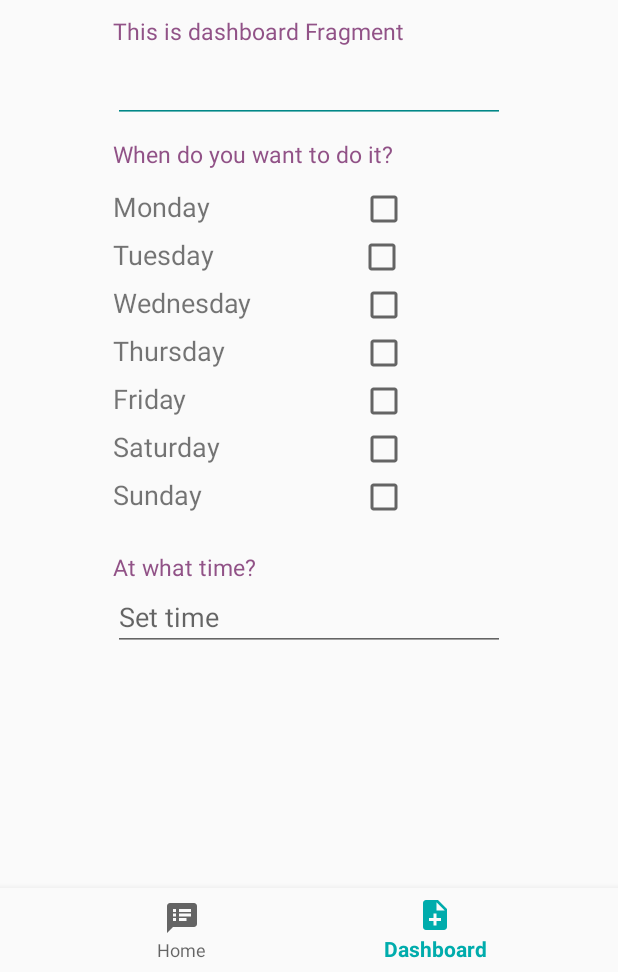
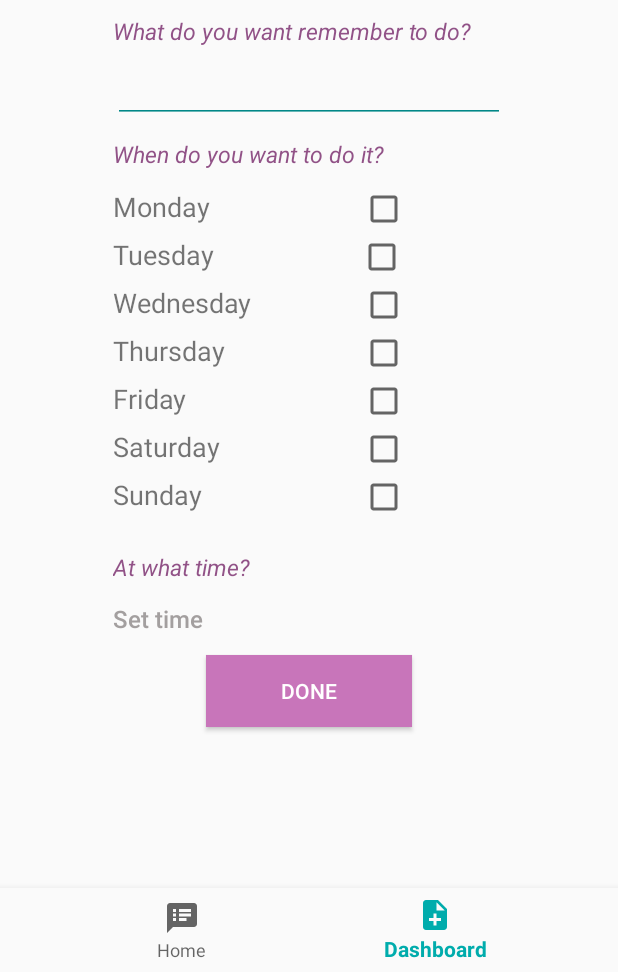
Before and after one commit to Zetallay/Digimind, an Android app: the screen it shows after launch (MainActivity), item 2 of the bottom bar chosen, on a phone screen of 412 x 824 dp, the part 264-1236 px from its top. Run offline under Robolectric (Android 15) with nearby library versions, the phone set to English and light mode, and no system bars; our stand-ins replace navigation-ui.

Commit message:
Ahora si ya bien: Digimind 2

```diff
--- a/Digimind/app/src/main/java/acosta/roberto/digimind/ui/Cuadro.kt
+++ b/Digimind/app/src/main/java/acosta/roberto/digimind/ui/Cuadro.kt
@@ -1,3 +1,3 @@
 package acosta.roberto.digimind.ui
 
-data class Cuadro (var practice:String, var dia:String, var hora:String)
+data class Cuadro(var title:String, var days: ArrayList<String>, var time:String)
--- a/Digimind/app/src/main/java/acosta/roberto/digimind/ui/home/HomeFragment.kt
+++ b/Digimind/app/src/main/java/acosta/roberto/digimind/ui/home/HomeFragment.kt
@@ -4,108 +4,86 @@ import android.os.Bundle
 import android.view.LayoutInflater
 import android.view.View
 import android.view.ViewGroup
-import android.widget.TextView
 import androidx.fragment.app.Fragment
-import androidx.lifecycle.Observer
 import androidx.lifecycle.ViewModelProviders
 import acosta.roberto.digimind.R
 import acosta.roberto.digimind.ui.Cuadro
 import android.content.Context
 import android.widget.BaseAdapter
-import androidx.appcompat.app.AppCompatActivity
 import kotlinx.android.synthetic.main.celda.view.*
-import kotlinx.android.synthetic.main.fragment_home.*
+import kotlinx.android.synthetic.main.fragment_home.view.*
+
 
 class HomeFragment : Fragment() {
+    private var adaptador: AdaptadorTareas? = null
 
 
+    companion object{
+        var tasks = ArrayList<Cuadro>()
+        var first = true
+    }
     private lateinit var homeViewModel: HomeViewModel
 
-    override fun onCreateView (
+    override fun onCreateView (inflater: LayoutInflater, container: ViewGroup?, savedInstanceState: Bundle?): View? {
+        homeViewModel = ViewModelProviders.of(this).get(HomeViewModel::class.java)
+        val root = inflater.inflate(R.layout.fragment_home, container, false)
 
 
-        inflater: LayoutInflater,
-        container: ViewGroup?,
-        savedInstanceState: Bundle?
-
-    ): View? {
-        super.onCreate(savedInstanceState)
+        if(first){
+            fillTasks()
+            first = false
+        }
 
 
-
-
-
-        homeViewModel =
-            ViewModelProviders.of(this).get(HomeViewModel::class.java)
-        val root = inflater.inflate(R.layout.fragment_home, container, false)
-        val textView: TextView = root.findViewById(R.id.text_home)
-        homeViewModel.text.observe(this, Observer {
-            textView.text = it
-        })
-
+        adaptador = AdaptadorTareas(root.context, tasks)
+        root.horarios.adapter = adaptador
 
         return root
     }
-}
-    class HomeFragment2 : AppCompatActivity(){
-        var adapter:CuadroAdapter? = null
-        var cuadros = ArrayList<Cuadro>()
 
-
-        override fun onCreate(savedInstanceState: Bundle?) {
-            super.onCreate(savedInstanceState)
-            setContentView(R.layout.fragment_home)
-            adapter = CuadroAdapter(this,cuadros)
-            cargarCuadros()
-            horarios.adapter = adapter
+    fun fillTasks(){
+        tasks.add(Cuadro("Practice 1", arrayListOf("Tuesday"),"17:00"))
+        tasks.add(Cuadro("Practice 2",arrayListOf("Monday","Sunday"),"17:00"))
+        tasks.add(Cuadro("Practice 3",arrayListOf("Wednesday"),"17:00"))
+        tasks.add(Cuadro("Practice 4",arrayListOf("Saturday"),"17:00"))
+        tasks.add(Cuadro("Practice 5",arrayListOf("Friday"),"17:00"))
+        tasks.add(Cuadro("Practice 6",arrayListOf("Thursday"),"17:00"))
+        tasks.add(Cuadro("Practice 7",arrayListOf("Monday"),"17:00"))
     }
 
-        fun cargarCuadros(){
-            cuadros.add(Cuadro("Practice","Everyday","17:00"))
-            cuadros.add(Cuadro("Practice","Everyday","17:00"))
-            cuadros.add(Cuadro("Practice","Everyday","17:00"))
-            cuadros.add(Cuadro("Practice","Everyday","17:00"))
-            cuadros.add(Cuadro("Practice","Everyday","17:00"))
-            cuadros.add(Cuadro("Practice","Everyday","17:00"))
-            cuadros.add(Cuadro("Practice","Everyday","17:00"))
-            cuadros.add(Cuadro("Practice","Everyday","17:00"))
-            cuadros.add(Cuadro("Practice","Everyday","17:00"))
+    class AdaptadorTareas: BaseAdapter {
+        var context: Context? =null
+        var tasks = ArrayList<Cuadro>()
+
+        constructor(context: Context, tasks: ArrayList<Cuadro>){
+            this.context = context
+            this.tasks = tasks
         }
 
+        override fun getView(p0: Int, p1: View?, p2: ViewGroup?): View {
+            var cuadro = tasks[p0]
+            var inflator = LayoutInflater.from(context)
+            var vista = inflator.inflate(R.layout.celda, null)
 
-        class CuadroAdapter: BaseAdapter {
-            var context: Context? =null
-            var cuadros = ArrayList<Cuadro>()
-
-            constructor(context: Context, cuadros: ArrayList<Cuadro>){
-                this.context = context
-                this.cuadros = cuadros
-            }
-
-            override fun getView(position: Int, convertView: View?, parent: ViewGroup?): View {
-                var cuadro = cuadros[position]
-                var inflator = context!!.getSystemService(Context.LAYOUT_INFLATER_SERVICE) as LayoutInflater
-                var vista = inflator.inflate(R.layout.celda, null)
-                vista.practice.setText(cuadro.practice)
-                vista.day.setText(cuadro.dia)
-                vista.time.setText(cuadro.hora)
+            vista.title.setText(cuadro.title)
+            vista.tv_time.setText(cuadro.time)
+            vista.tv_days.setText(cuadro.days.toString())
 
             return vista
 
         }
 
-            override fun getItem(position: Int): Any {
-                return 1
+        override fun getItem(p0: Int): Any {
+            return tasks[p0]
         }
 
-            override fun getItemId(position: Int): Long {
+        override fun getItemId(p0: Int): Long {
             return 1
         }
 
         override fun getCount(): Int {
-                return cuadros.size
+            return tasks.size
         }
 
     }
-
     }
--- a/Digimind/app/src/main/res/drawable/forma.xml
+++ b/Digimind/app/src/main/res/drawable/forma.xml
@@ -3,7 +3,7 @@
     <item>
         <shape android:shape="rectangle">
             <solid android:color="@color/celdas"></solid>
-            <corners android:radius="25dp"></corners>
+            <corners android:radius="20dp"></corners>
         </shape>
 
 
--- a/Digimind/app/src/main/res/layout/fragment_dashboard.xml
+++ b/Digimind/app/src/main/res/layout/fragment_dashboard.xml
@@ -2,9 +2,20 @@
 <LinearLayout xmlns:android="http://schemas.android.com/apk/res/android"
     xmlns:app="http://schemas.android.com/apk/res-auto"
     android:layout_width="match_parent"
+    xmlns:tools="http://schemas.android.com/tools"
     android:orientation="vertical"
     android:layout_height="wrap_content"
-    android:layout_marginHorizontal="75dp">
+    android:layout_marginHorizontal="75dp"
+    tools:context=".ui.home.HomeFragment">
+
+    <ScrollView
+        android:layout_width="match_parent"
+        android:layout_height="match_parent">
+
+        <LinearLayout
+            android:layout_width="match_parent"
+            android:orientation="vertical"
+            android:layout_height="match_parent">
 
     <ImageView
         android:src="@drawable/logobrain"
@@ -13,6 +24,7 @@
     </ImageView>
 
     <TextView
+        android:textStyle="italic"
         android:id="@+id/text_dash"
         android:layout_marginTop="10dp"
         android:textSize="15dp"
@@ -22,12 +34,14 @@
         android:textColor="@color/preguntas"
         ></TextView>
     <EditText
+        android:id="@+id/et_task"
         android:backgroundTint="@color/colorPrimaryDark"
         android:layout_marginTop="5dp"
         android:layout_width="match_parent"
         android:layout_height="wrap_content"></EditText>
 
     <TextView
+        android:textStyle="italic"
         android:textSize="15dp"
         android:layout_marginTop="10dp"
         android:textColor="@color/preguntas"
@@ -46,6 +60,7 @@
             android:layout_width="wrap_content"
             android:layout_height="wrap_content"></TextView>
         <CheckBox
+            android:id="@+id/checkMonday"
             android:layout_marginStart="100dp"
             android:layout_width="match_parent"
             android:layout_height="wrap_content"></CheckBox>
@@ -60,6 +75,7 @@
             android:layout_width="wrap_content"
             android:layout_height="wrap_content"></TextView>
         <CheckBox
+            android:id="@+id/checkTuesday"
             android:layout_marginStart="96dp"
             android:layout_width="match_parent"
             android:layout_height="wrap_content"></CheckBox>
@@ -74,6 +90,7 @@
             android:layout_width="wrap_content"
             android:layout_height="wrap_content"></TextView>
         <CheckBox
+            android:id="@+id/checkWednesday"
             android:layout_marginStart="72dp"
             android:layout_width="match_parent"
             android:layout_height="wrap_content"></CheckBox>
@@ -88,6 +105,7 @@
             android:layout_width="wrap_content"
             android:layout_height="wrap_content"></TextView>
         <CheckBox
+            android:id="@+id/checkThusday"
             android:layout_marginStart="90dp"
             android:layout_width="match_parent"
             android:layout_height="wrap_content"></CheckBox>
@@ -102,6 +120,7 @@
             android:layout_width="wrap_content"
             android:layout_height="wrap_content"></TextView>
         <CheckBox
+            android:id="@+id/checkFriday"
             android:layout_marginStart="115dp"
             android:layout_width="match_parent"
             android:layout_height="wrap_content"></CheckBox>
@@ -116,6 +135,7 @@
             android:layout_width="wrap_content"
             android:layout_height="wrap_content"></TextView>
         <CheckBox
+            android:id="@+id/checkSaturday"
             android:layout_marginStart="93dp"
             android:layout_width="match_parent"
             android:layout_height="wrap_content"></CheckBox>
@@ -130,12 +150,14 @@
             android:layout_width="wrap_content"
             android:layout_height="wrap_content"></TextView>
         <CheckBox
+            android:id="@+id/checkSunday"
             android:layout_marginStart="105dp"
             android:layout_width="match_parent"
             android:layout_height="wrap_content"></CheckBox>
     </LinearLayout>
 
     <TextView
+        android:textStyle="italic"
         android:layout_marginTop="20dp"
         android:text="@string/what_time"
         android:textColor="@color/preguntas"
@@ -144,14 +166,35 @@
         android:layout_height="wrap_content">
 
     </TextView>
-    <EditText
-        android:layout_width="match_parent"
+    <Button
+        android:id="@+id/btn_time"
+        android:layout_width="wrap_content"
         android:layout_height="wrap_content"
-        android:hint="Set time"
-        ></EditText>
+        android:text="Set time"
+        android:textAllCaps="false"
+        android:textSize="16sp"
+        android:textColor="@color/gray"
+        android:background="?android:attr/selectableItemBackground"
+        android:textAlignment="textStart"/>
 
+    <Button
+        android:id="@+id/btn_save"
+        android:layout_width="wrap_content"
+        android:layout_height="wrap_content"
+        android:background="@color/colorAccent"
+        android:paddingHorizontal="50dp"
+        android:layout_gravity="center"
+        android:textColor="@color/blanco"
+        android:text="DONE"
+        />
+            <TextView
+                android:layout_width="wrap_content"
+                android:layout_height="wrap_content"
+                android:paddingTop="30dp">
+            </TextView>
+        </LinearLayout>
 
-
+    </ScrollView>
 
 
 
--- a/Digimind/app/src/main/res/values/colors.xml
+++ b/Digimind/app/src/main/res/values/colors.xml
@@ -7,4 +7,5 @@
     <color name="celdas">#9CE1E1</color>
     <color name="preguntas">#915287</color>
     <color name="textoGrid">#00579A</color>
+    <color name="blanco">#FFFFFF</color>
 </resources>
```
Also changed, not shown: Digimind/app/src/main/java/acosta/roberto/digimind/ui/dashboard/DashboardFragment.kt (+55 -3 lines), Digimind/app/src/main/res/layout/celda.xml (+16 -15 lines), Digimind/app/src/main/res/layout/fragment_home.xml (+6 -1 lines). Lines whose indentation alone changed are shown as unchanged.
